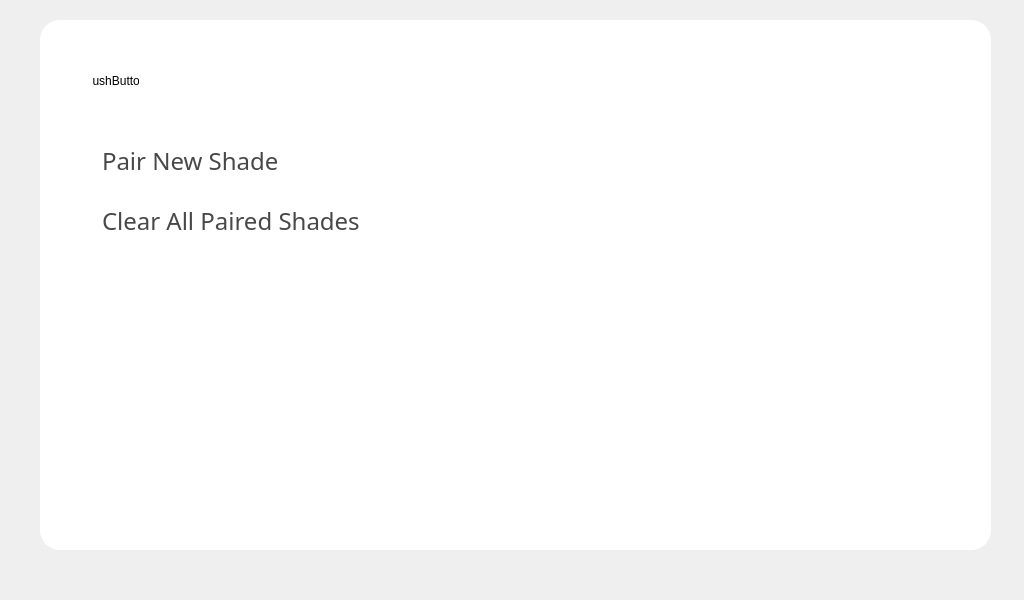
This is settings_screen.ui in IsaacIngram/makeplus-livenation-ui as Qt 5 draws it before an edit. The edited form follows.
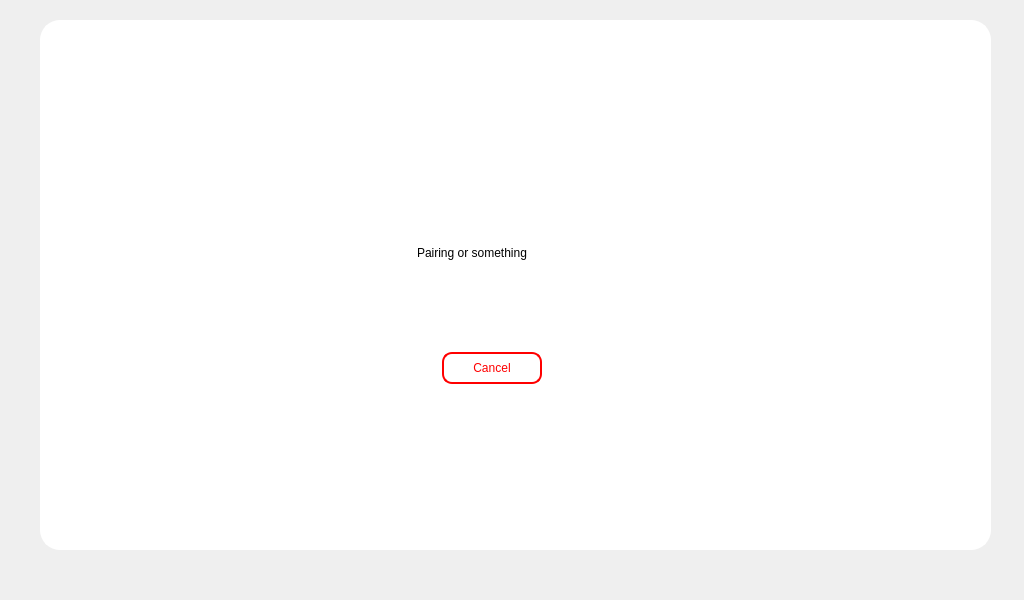
This is the edited form. The open tabs and pages were chosen to show the change.

Commit message:
Implement pairing screen
Implement pairing screen. This included creating underlying architecture
for a settings stacked widget

```diff
--- a/settings_screen.ui
+++ b/settings_screen.ui
@@ -13,7 +13,7 @@
   <property name="windowTitle">
    <string>Form</string>
   </property>
-  <widget class="QWidget" name="settingsWidget" native="true">
+  <widget class="QStackedWidget" name="settingsWidget">
    <property name="geometry">
     <rect>
      <x>40</x>
@@ -29,6 +29,7 @@
 	border-radius: 20px;
 }</string>
    </property>
+   <widget class="QWidget" name="mainPage" native="true">
    <widget class="QPushButton" name="closeButton">
     <property name="geometry">
      <rect>
@@ -93,6 +94,43 @@
     <property name="text">
      <string>Clear All Paired Shades</string>
     </property>
+    </widget>
+   </widget>
+   <widget class="QWidget" name="pairingPage">
+    <widget class="QLabel" name="label">
+     <property name="geometry">
+      <rect>
+       <x>370</x>
+       <y>220</y>
+       <width>221</width>
+       <height>21</height>
+      </rect>
+     </property>
+     <property name="text">
+      <string>Pairing or something</string>
+     </property>
+    </widget>
+    <widget class="QPushButton" name="cancelPairingButton">
+     <property name="geometry">
+      <rect>
+       <x>400</x>
+       <y>330</y>
+       <width>100</width>
+       <height>32</height>
+      </rect>
+     </property>
+     <property name="styleSheet">
+      <string notr="true">QPushButton {
+    color: red;
+    border: 2px solid red;
+    border-radius: 10px;
+}
+</string>
+     </property>
+     <property name="text">
+      <string>Cancel</string>
+     </property>
+    </widget>
    </widget>
   </widget>
  </widget>
```
Lines whose indentation alone changed are shown as unchanged. The commit also changes 1 other file.
